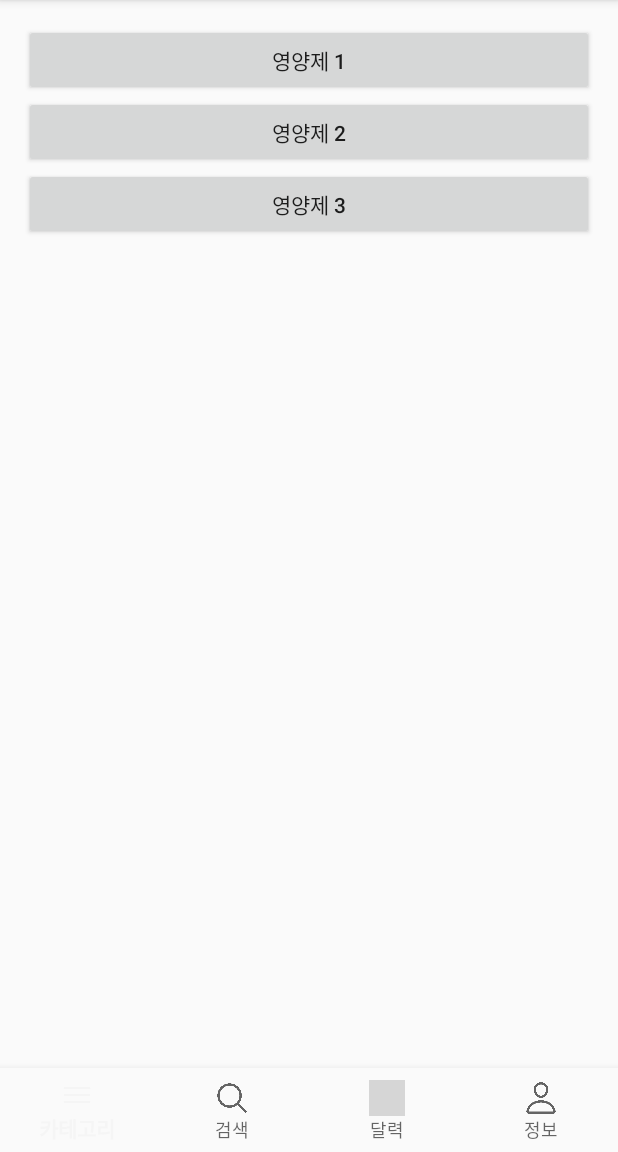
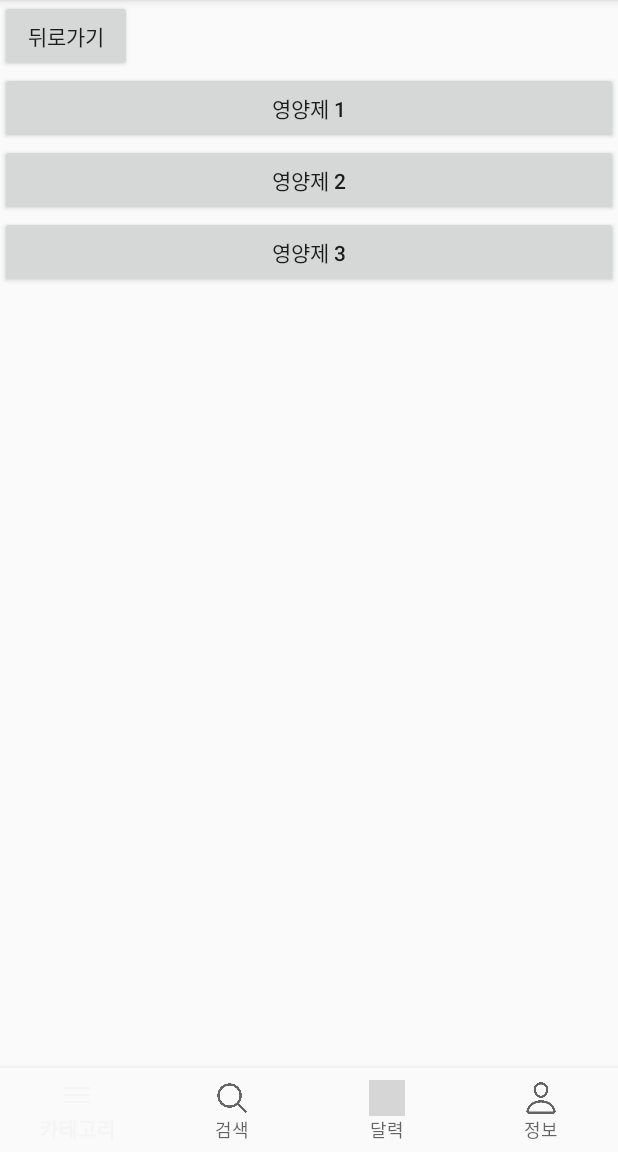
Before and after one commit to ccchaeng/NutriWish, an Android app: the fragment CategoryDetailFragment placed in its activity, after a tap on "면역 강화", on a phone screen of 412 x 824 dp, the part 84-1236 px from its top. Run offline under Robolectric (Android 15) with nearby library versions, the phone set to English and light mode, and no system bars; grey boxes are pictures that could not be loaded.

Commit message:
Update fragment_category_detail.xml

```diff
--- a/app/src/main/res/layout/fragment_category_detail.xml
+++ b/app/src/main/res/layout/fragment_category_detail.xml
@@ -1,15 +1,17 @@
-<?xml version="1.0" encoding="utf-8"?>
 <LinearLayout xmlns:android="http://schemas.android.com/apk/res/android"
     android:layout_width="match_parent"
     android:layout_height="match_parent"
-    android:orientation="vertical"
-    android:padding="16dp">
+    android:orientation="vertical">
 
-    <!-- 카테고리별 버튼을 동적으로 추가할 컨테이너 -->
+    <Button
+        android:id="@+id/button_back"
+        android:layout_width="wrap_content"
+        android:layout_height="wrap_content"
+        android:text="뒤로가기" />
+
     <LinearLayout
         android:id="@+id/button_container"
         android:layout_width="match_parent"
         android:layout_height="wrap_content"
         android:orientation="vertical" />
-
 </LinearLayout>
```
